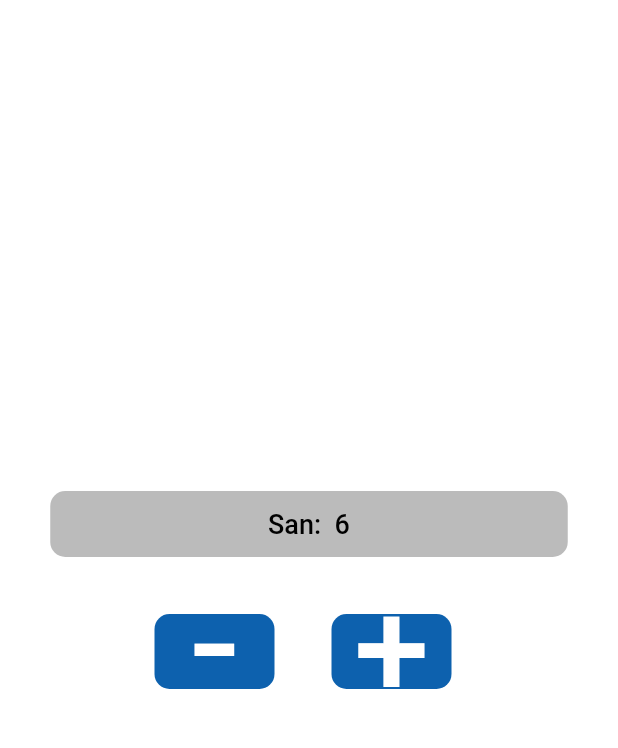
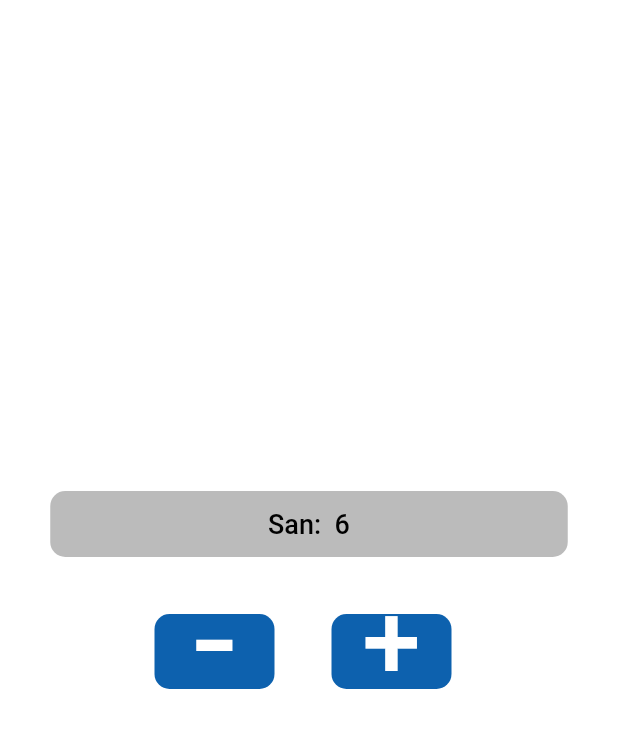
Before and after one commit to Dastan1209/counter_app_flutter, a Flutter app: the screen it shows after launch, on a phone screen of 412 x 824 dp, the part 64-812 px from its top. Run offline on Flutter 3.47's test engine with Material 2 defaults, Android fonts, the phone set to English and light mode, and no system bars.

Commit message:
Counter app is finished

```diff
--- a/lib/home_page.dart
+++ b/lib/home_page.dart
@@ -82,7 +82,7 @@ class _HomePageState extends State<HomePage> {
                     child: Text(
                       '-',
                       style: TextStyle(
-                        fontSize: 110,
+                        fontSize: 100,
                         height: 0.65,
                         color: Color(0xffffffff),
                       ),
@@ -111,7 +111,7 @@ class _HomePageState extends State<HomePage> {
                     child: Text(
                       '+',
                       style: TextStyle(
-                        fontSize: 90,
+                        fontSize: 70,
                         height: 0.77,
                         color: Color(0xffffffff),
                       ),
```
